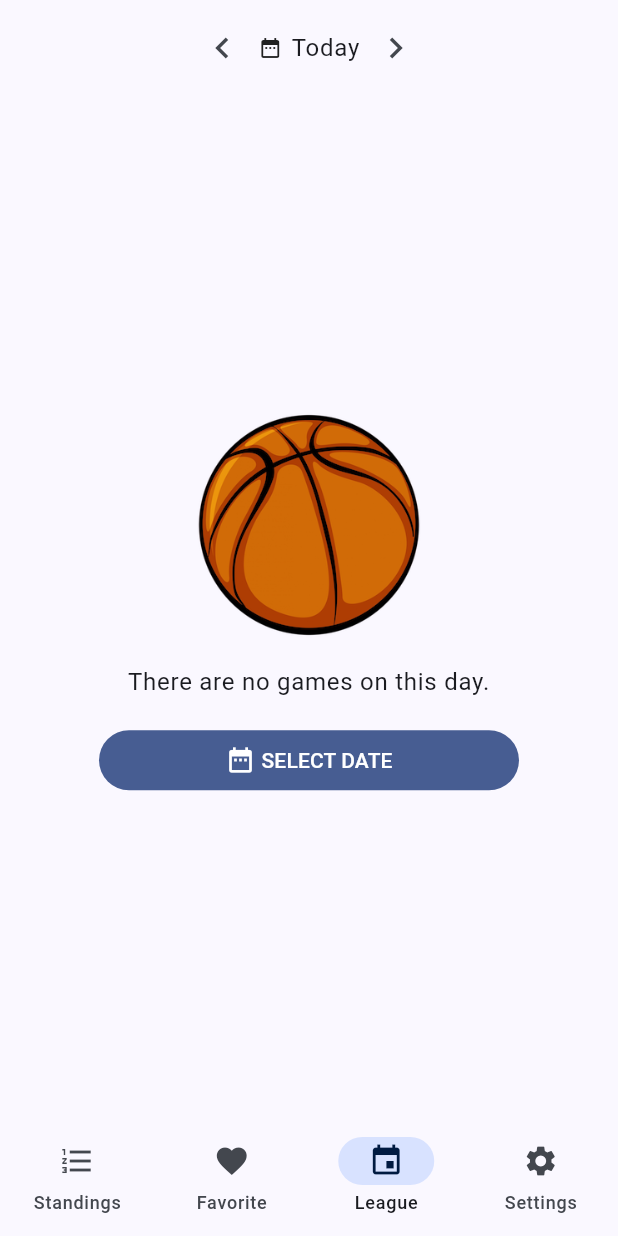
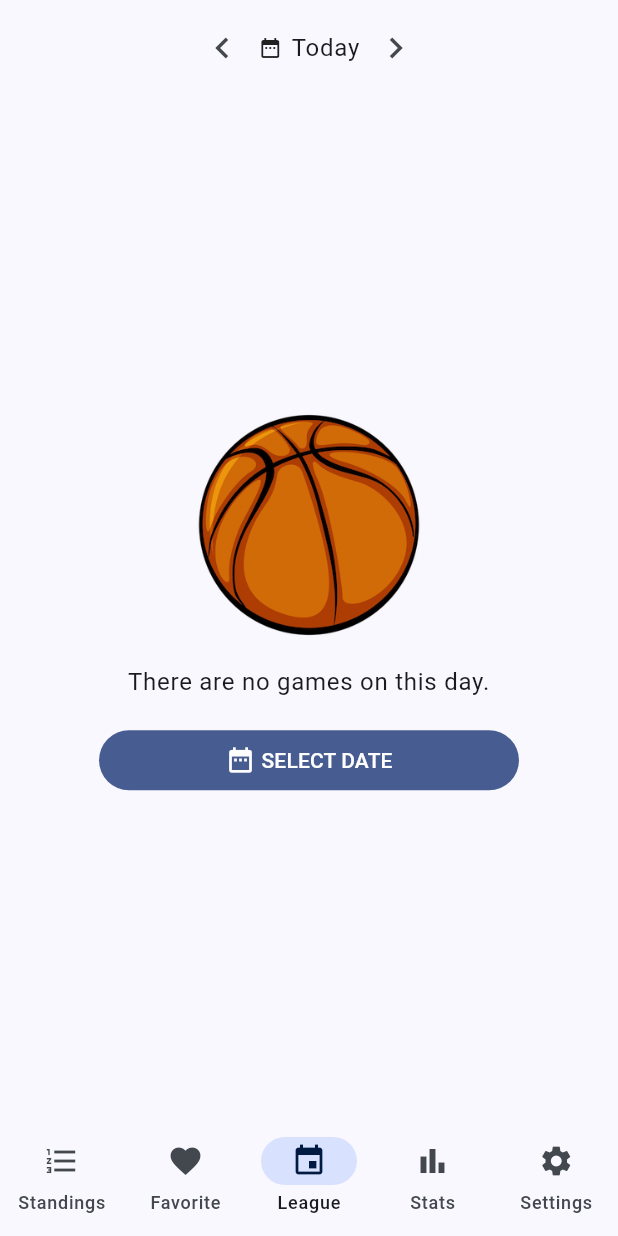
Before and after one commit to igorilin13/flutternba, a Flutter app: the HomeScreen screen opened directly, swiped to page 3, on a phone screen of 412 x 824 dp. Run offline on Flutter 3.47's test engine with Material 3 defaults, Android fonts, the phone set to English and light mode, and no system bars; our stand-ins replace cloud_firestore, cloud_functions, envied, firebase_core, firebase_crashlytics, firebase_messaging and 7 more; accounts and stored records are empty; generated files the repository leaves out were written again; network calls fail.

Commit message:
Implement team stats screen

```diff
--- a/lib/data/common/firestore/firebase_db.dart
+++ b/lib/data/common/firestore/firebase_db.dart
@@ -92,4 +92,7 @@ class AppFirebaseDb {
   Query<Map<String, dynamic>> getPlayoffRounds() {
     return _firestore.collection("playoffs");
   }
+
+  Query<Map<String, dynamic>> getTeamSeasonStats() =>
+      _firestore.collection("teamStats");
 }
--- /dev/null
+++ b/lib/domain/teams/stats/team_season_stats_models.dart
@@ -0,0 +1,72 @@
+import 'package:flutternba/data/teams/stats/team_season_stats_model.dart';
+import 'package:flutternba/data/teams/team_model.dart';
+import 'package:flutternba/ui/core/strings.dart';
+import 'package:freezed_annotation/freezed_annotation.dart';
+
+part 'team_season_stats_models.freezed.dart';
+
+enum TeamStatCategory {
+  points(UiStrings.statPoints),
+  pointsAgainst(UiStrings.statPointsAgainst, isDescending: false),
+  fgMade(UiStrings.statFgMade),
+  fgAttempts(UiStrings.statFgAttempted),
+  fgPct(UiStrings.statFgPct),
+  threePtMade(UiStrings.statThreePtMade),
+  threePtAttempts(UiStrings.statThreePtAttempted),
+  threePtPct(UiStrings.statThreePtPct),
+  ftMade(UiStrings.statFtMade),
+  ftAttempts(UiStrings.statFtAttempted),
+  ftPct(UiStrings.statFtPct),
+  rebounds(UiStrings.statRebounds),
+  offRebounds(UiStrings.statOffRebounds),
+  defRebounds(UiStrings.statDefRebounds),
+  blocks(UiStrings.statBlocks),
+  steals(UiStrings.statSteals),
+  turnovers(UiStrings.statTurnovers, isDescending: false),
+  assists(UiStrings.statAssists);
+
+  final String title;
+  final bool isDescending;
+
+  const TeamStatCategory(this.title, {this.isDescending = true});
+
+  double getValue(TeamSeasonStats stats) {
+    return switch (this) {
+      points => stats.points,
+      pointsAgainst => stats.pointsAgainst,
+      fgMade => stats.fgMade,
+      fgAttempts => stats.fgAttempts,
+      fgPct => stats.fgPct,
+      threePtMade => stats.threePtMade,
+      threePtAttempts => stats.threePtAttempts,
+      threePtPct => stats.threePtPct,
+      ftMade => stats.ftMade,
+      ftAttempts => stats.ftAttempts,
+      ftPct => stats.ftPct,
+      rebounds => stats.rebounds,
+      offRebounds => stats.offRebounds,
+      defRebounds => stats.defRebounds,
+      blocks => stats.blocks,
+      steals => stats.steals,
+      turnovers => stats.turnovers,
+      assists => stats.assists
+    };
+  }
+}
+
+@freezed
+class TeamStatValue with _$TeamStatValue {
+  const factory TeamStatValue({
+    required Team team,
+    required double value,
+  }) = _TeamStatValue;
+}
+
+@freezed
+class LeagueStatRanking with _$LeagueStatRanking {
+  const factory LeagueStatRanking({
+    required TeamStatCategory category,
+    required List<TeamStatValue> teams,
+    required int? highlightedTeamIndex,
+  }) = _LeagueStatRanking;
+}
--- a/lib/ui/core/strings.dart
+++ b/lib/ui/core/strings.dart
@@ -29,6 +29,7 @@ class UiStrings {
   static const String navigationStandings = "Standings";
   static const String navigationFavorite = "Favorite";
   static const String navigationLeague = "League";
+  static const String navigationTeamStats = "Stats";
   static const String navigationSettings = "Settings";
   static const String titleToday = "Today";
   static const String titleSettings = "Settings";
@@ -41,9 +42,13 @@ class UiStrings {
   static const String filterStandingsDivision = "Division";
   static const String filterStandingsPlayoffs = "Playoffs";
   static const String standingsLoadError = "Error loading standings.";
+  static const String teamStatsErrorMessage = "Error loading team stats.";
   static const String standingsHideScoresMessage =
-      "Hide scores mode is on, and standings may reveal spoilers.\nContinue anyway?";
+      "Hide scores mode is on and standings may reveal spoilers.\nContinue anyway?";
+  static const String teamStatsHideScoresMessage =
+      "Hide scores mode is on and stats may reveal spoilers.\nContinue anyway?";
   static const String actionRevealStandings = "Show standings";
+  static const String actionRevealStats = "Show stats";
   static const String standingsColumnWins = "W";
   static const String standingsColumnLosses = "L";
   static const String standingsColumnWinPercentage = "PCT";
@@ -54,10 +59,8 @@ class UiStrings {
   static const String boxScoreGameNotStarted =
       "Come back for stats after the game starts";
   static const String titleTeamStats = "Team stats";
-  static const String statFieldGoals = "FG";
-  static const String statThreePointers = "3PT";
-  static const String statFreeThrows = "FT";
-  static const String statRebounds = "OReb + DReb";
+  static const String statAbbrFreeThrows = "FT";
+  static const String statReboundsCombined = "OReb + DReb";
   static const String statSteals = "Steals";
   static const String statBlocks = "Blocks";
   static const String statTurnovers = "Turnovers";
@@ -68,6 +71,20 @@ class UiStrings {
   static const String statAbbrThreePointers = "3PT";
   static const String statAbbrRebounds = "Reb";
   static const String statAbbrAssists = "Ast";
+  static const String statPoints = "Points";
+  static const String statPointsAgainst = "Points Against";
+  static const String statFgMade = "Field Goals Made";
+  static const String statFgAttempted = "Field Goals Attempted";
+  static const String statFgPct = "Field Goal %";
+  static const String statThreePtMade = "3-Pointers Made";
+  static const String statThreePtAttempted = "3-Pointers Attempted";
+  static const String statThreePtPct = "3-Point %";
+  static const String statFtMade = "Free Throws Made";
+  static const String statFtAttempted = "Free Throws Attempted";
+  static const String statFtPct = "Free Throw %";
+  static const String statRebounds = "Rebounds";
+  static const String statOffRebounds = "Offensive Rebounds";
+  static const String statDefRebounds = "Defensive Rebounds";
   static const String boxScoreHideScoreOnMessage =
       "Hide scores mode is on.\nContinue anyway?";
   static const String actionRevealBoxScore = "Show score";
@@ -79,6 +96,7 @@ class UiStrings {
   static const String gameRemindersChannelDescription =
       gameRemindersSettingDescription;
   static const String confirmSelectionInProgress = "Saving your selection";
+  static const String screenTitleTeamStats = "Team Stats";
 
   static String playoffWithDateFormat(String date) => "$date • Playoffs";
 
--- a/lib/ui/home/home_screen.dart
+++ b/lib/ui/home/home_screen.dart
@@ -9,6 +9,7 @@ import 'package:flutternba/ui/games/league/league_games_screen.dart';
 import 'package:flutternba/ui/games/team/favorite/favorite_games_screen.dart';
 import 'package:flutternba/ui/settings/settings_screen.dart';
 import 'package:flutternba/ui/standings/standings_screen.dart';
+import 'package:flutternba/ui/stats/team_season_stats_screen.dart';
 
 enum _NavigationItem {
   standings(
@@ -25,6 +26,11 @@ enum _NavigationItem {
     Icons.event,
     UiStrings.navigationLeague,
     LeagueGamesScreen(),
+  ),
+  teamStats(
+    Icons.bar_chart,
+    UiStrings.navigationTeamStats,
+    TeamSeasonStatsScreen(),
   ),
   settings(
     Icons.settings,
--- a/lib/ui/playoffs/playoff_series_screen.dart
+++ b/lib/ui/playoffs/playoff_series_screen.dart
@@ -39,7 +39,7 @@ class PlayoffSeriesScreen extends StatelessWidget {
 
   NbaAppBar _buildAppBar(BuildContext context, PlayoffSeriesState state) {
     String? title;
-    if (state is DisplayDatastate) {
+    if (state is DisplayDataState) {
       title = UiStrings.matchupTitle(
         state.series.homeTeam.name,
         state.series.visitorTeam.name,
@@ -59,7 +59,7 @@ class PlayoffSeriesScreen extends StatelessWidget {
             onTap: context.read<PlayoffSeriesCubit>().retryLoading,
           ),
         );
-      case DisplayDatastate():
+      case DisplayDataState():
         final series = state.series;
         return ListView.builder(
           padding: const EdgeInsets.only(left: 16, right: 16, bottom: 24),
--- a/lib/ui/playoffs/playoff_series_state.dart
+++ b/lib/ui/playoffs/playoff_series_state.dart
@@ -8,5 +8,5 @@ sealed class PlayoffSeriesState with _$PlayoffSeriesState {
 
   const factory PlayoffSeriesState.display(
     PlayoffSeriesGames series,
-  ) = DisplayDatastate;
+  ) = DisplayDataState;
 }
--- a/lib/ui/standings/widgets/standings_type_control.dart
+++ b/lib/ui/standings/widgets/standings_type_control.dart
@@ -51,7 +51,7 @@ class StandingsTypeControl extends StatelessWidget {
           showSelectedIcon: false,
           style: OutlinedButton.styleFrom(
             padding: EdgeInsets.zero,
-            visualDensity: const VisualDensity(horizontal: 4, vertical: -4),
+            visualDensity: const VisualDensity(horizontal: 4, vertical: -2),
             shape:
                 RoundedRectangleBorder(borderRadius: BorderRadius.circular(8)),
             side: BorderSide(
--- /dev/null
+++ b/lib/ui/stats/team_season_stats_state.dart
@@ -0,0 +1,12 @@
+part of 'team_season_stats_cubit.dart';
+
+@freezed
+sealed class TeamSeasonStatsState with _$TeamSeasonStatsState {
+  const factory TeamSeasonStatsState.loading() = LoadingState;
+  const factory TeamSeasonStatsState.error() = ErrorState;
+  const factory TeamSeasonStatsState.hideScores() = HideScoresState;
+  const factory TeamSeasonStatsState.displayData({
+    required List<LeagueStatRanking> categories,
+    required int displayedTeamsCount,
+  }) = DisplayDataState;
+}
```
Also changed, not shown: lib/common/di/locator.dart (+7 -0 lines), lib/data/teams/stats/team_season_stats_model.dart (added, +41 -0 lines), lib/data/teams/stats/team_season_stats_repository.dart (added, +17 -0 lines), lib/domain/teams/stats/get_team_season_stats.dart (added, +47 -0 lines), lib/ui/scores/widgets/team_stats_widget.dart (+4 -4 lines), lib/ui/stats/team_season_stats_cubit.dart (added, +66 -0 lines), lib/ui/stats/team_season_stats_screen.dart (added, +197 -0 lines), lib/data/teams/stats/team_season_stats_model.freezed.dart (added), lib/data/teams/stats/team_season_stats_model.g.dart (added), lib/domain/teams/stats/team_season_stats_models.freezed.dart (added), lib/ui/playoffs/playoff_series_cubit.freezed.dart, lib/ui/stats/team_season_stats_cubit.freezed.dart (added), 2 other files.
